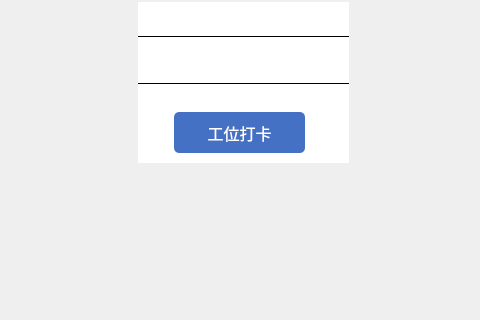
Before: the Qt Designer form login.ui in jaueone/Magnetic, drawn with Qt 5; both pictures show x 257 to 737 and y 278 to 598 of the 1024 by 598 pixel window.
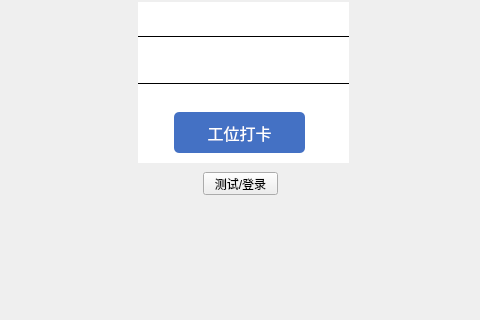
After: the same form once the commit is applied. Icons and pictures are not drawn.

Diff of the .ui file:
```diff
--- a/login.ui
+++ b/login.ui
@@ -119,6 +119,19 @@
     <string/>
    </property>
   </widget>
+  <widget class="QPushButton" name="pushButton_2">
+   <property name="geometry">
+    <rect>
+     <x>460</x>
+     <y>450</y>
+     <width>75</width>
+     <height>23</height>
+    </rect>
+   </property>
+   <property name="text">
+    <string>测试/登录</string>
+   </property>
+  </widget>
  </widget>
  <resources/>
  <connections/>
```
